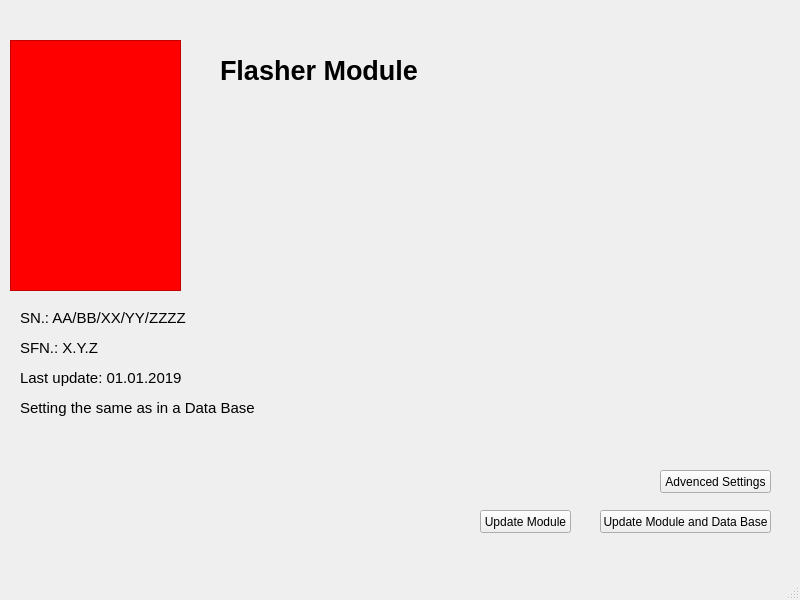
aleksander1084/RRC_Manager, file moduleflasherwindow.ui: the form before one commit.
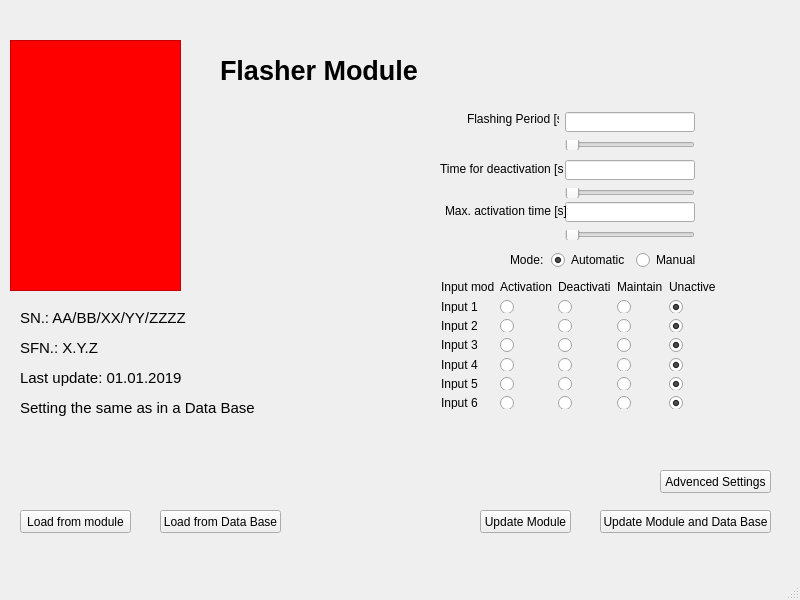
The form after the commit.

What changed in the file:
```diff
--- a/moduleflasherwindow.ui
+++ b/moduleflasherwindow.ui
@@ -167,6 +167,646 @@
      <string>Setting the same as in a Data Base</string>
     </property>
    </widget>
+   <widget class="QLineEdit" name="lineEdit_flashPeriod">
+    <property name="geometry">
+     <rect>
+      <x>565</x>
+      <y>112</y>
+      <width>130</width>
+      <height>20</height>
+     </rect>
+    </property>
+   </widget>
+   <widget class="QLabel" name="label_flashingPeriod">
+    <property name="geometry">
+     <rect>
+      <x>467</x>
+      <y>111</y>
+      <width>92</width>
+      <height>16</height>
+     </rect>
+    </property>
+    <property name="text">
+     <string>Flashing Period [s]:</string>
+    </property>
+   </widget>
+   <widget class="QSlider" name="horizontalSlider_flashingPeriod">
+    <property name="geometry">
+     <rect>
+      <x>565</x>
+      <y>140</y>
+      <width>130</width>
+      <height>10</height>
+     </rect>
+    </property>
+    <property name="orientation">
+     <enum>Qt::Horizontal</enum>
+    </property>
+   </widget>
+   <widget class="QSlider" name="horizontalSlider_timeDeactivation">
+    <property name="geometry">
+     <rect>
+      <x>565</x>
+      <y>188</y>
+      <width>130</width>
+      <height>10</height>
+     </rect>
+    </property>
+    <property name="maximum">
+     <number>120</number>
+    </property>
+    <property name="orientation">
+     <enum>Qt::Horizontal</enum>
+    </property>
+   </widget>
+   <widget class="QLabel" name="label_timeDeactivation">
+    <property name="geometry">
+     <rect>
+      <x>440</x>
+      <y>159</y>
+      <width>123</width>
+      <height>20</height>
+     </rect>
+    </property>
+    <property name="text">
+     <string>Time for deactivation [s]:</string>
+    </property>
+   </widget>
+   <widget class="QLineEdit" name="lineEdit_timeDeactivation">
+    <property name="geometry">
+     <rect>
+      <x>565</x>
+      <y>160</y>
+      <width>130</width>
+      <height>20</height>
+     </rect>
+    </property>
+   </widget>
+   <widget class="QLineEdit" name="lineEdit_maxTime">
+    <property name="geometry">
+     <rect>
+      <x>565</x>
+      <y>202</y>
+      <width>130</width>
+      <height>20</height>
+     </rect>
+    </property>
+   </widget>
+   <widget class="QLabel" name="label_maxTime">
+    <property name="geometry">
+     <rect>
+      <x>445</x>
+      <y>201</y>
+      <width>123</width>
+      <height>20</height>
+     </rect>
+    </property>
+    <property name="text">
+     <string>Max. activation time [s]:</string>
+    </property>
+   </widget>
+   <widget class="QSlider" name="horizontalSlider_maxTime">
+    <property name="geometry">
+     <rect>
+      <x>565</x>
+      <y>230</y>
+      <width>130</width>
+      <height>10</height>
+     </rect>
+    </property>
+    <property name="minimum">
+     <number>100</number>
+    </property>
+    <property name="maximum">
+     <number>3600</number>
+    </property>
+    <property name="orientation">
+     <enum>Qt::Horizontal</enum>
+    </property>
+   </widget>
+   <widget class="QPushButton" name="pushButton_loadModule">
+    <property name="geometry">
+     <rect>
+      <x>20</x>
+      <y>510</y>
+      <width>111</width>
+      <height>23</height>
+     </rect>
+    </property>
+    <property name="text">
+     <string>Load from module</string>
+    </property>
+   </widget>
+   <widget class="QPushButton" name="pushButton_loadDatabase">
+    <property name="geometry">
+     <rect>
+      <x>160</x>
+      <y>510</y>
+      <width>121</width>
+      <height>23</height>
+     </rect>
+    </property>
+    <property name="text">
+     <string>Load from Data Base</string>
+    </property>
+   </widget>
+   <widget class="QWidget" name="">
+    <property name="geometry">
+     <rect>
+      <x>510</x>
+      <y>250</y>
+      <width>191</width>
+      <height>20</height>
+     </rect>
+    </property>
+    <layout class="QHBoxLayout" name="horizontalLayout">
+     <item>
+      <widget class="QLabel" name="label_mode">
+       <property name="text">
+        <string>Mode:</string>
+       </property>
+      </widget>
+     </item>
+     <item>
+      <widget class="QRadioButton" name="radioButton_automatic">
+       <property name="text">
+        <string>Automatic</string>
+       </property>
+       <property name="checked">
+        <bool>true</bool>
+       </property>
+       <attribute name="buttonGroup">
+        <string notr="true">buttonGroup_mode</string>
+       </attribute>
+      </widget>
+     </item>
+     <item>
+      <widget class="QRadioButton" name="radioButton_manual">
+       <property name="text">
+        <string>Manual</string>
+       </property>
+       <attribute name="buttonGroup">
+        <string notr="true">buttonGroup_mode</string>
+       </attribute>
+      </widget>
+     </item>
+    </layout>
+   </widget>
+   <widget class="QWidget" name="">
+    <property name="geometry">
+     <rect>
+      <x>441</x>
+      <y>280</y>
+      <width>275</width>
+      <height>129</height>
+     </rect>
+    </property>
+    <layout class="QGridLayout" name="gridLayout">
+     <item row="0" column="0">
+      <widget class="QLabel" name="label_InputMode">
+       <property name="text">
+        <string>Input mode:</string>
+       </property>
+      </widget>
+     </item>
+     <item row="0" column="1">
+      <widget class="QLabel" name="label_activation">
+       <property name="text">
+        <string>Activation</string>
+       </property>
+      </widget>
+     </item>
+     <item row="0" column="2">
+      <widget class="QLabel" name="label_deactivation">
+       <property name="text">
+        <string>Deactivation</string>
+       </property>
+      </widget>
+     </item>
+     <item row="0" column="3">
+      <widget class="QLabel" name="label_maintain">
+       <property name="text">
+        <string>Maintain</string>
+       </property>
+      </widget>
+     </item>
+     <item row="0" column="4">
+      <widget class="QLabel" name="label_unactive">
+       <property name="text">
+        <string>Unactive</string>
+       </property>
+      </widget>
+     </item>
+     <item row="1" column="0">
+      <widget class="QLabel" name="label_i1">
+       <property name="text">
+        <string>Input 1</string>
+       </property>
+      </widget>
+     </item>
+     <item row="1" column="1">
+      <widget class="QRadioButton" name="radioButton_i1a">
+       <property name="enabled">
+        <bool>true</bool>
+       </property>
+       <property name="text">
+        <string/>
+       </property>
+       <property name="checkable">
+        <bool>true</bool>
+       </property>
+       <attribute name="buttonGroup">
+        <string notr="true">buttonGroup_i1</string>
+       </attribute>
+      </widget>
+     </item>
+     <item row="1" column="2">
+      <widget class="QRadioButton" name="radioButton_i1d">
+       <property name="enabled">
+        <bool>true</bool>
+       </property>
+       <property name="text">
+        <string/>
+       </property>
+       <property name="checkable">
+        <bool>true</bool>
+       </property>
+       <attribute name="buttonGroup">
+        <string notr="true">buttonGroup_i1</string>
+       </attribute>
+      </widget>
+     </item>
+     <item row="1" column="3">
+      <widget class="QRadioButton" name="radioButton_i1m">
+       <property name="enabled">
+        <bool>true</bool>
+       </property>
+       <property name="text">
+        <string/>
+       </property>
+       <property name="checkable">
+        <bool>true</bool>
+       </property>
+       <attribute name="buttonGroup">
+        <string notr="true">buttonGroup_i1</string>
+       </attribute>
+      </widget>
+     </item>
+     <item row="1" column="4">
+      <widget class="QRadioButton" name="radioButton_i1n">
+       <property name="text">
+        <string/>
+       </property>
+       <property name="checked">
+        <bool>true</bool>
+       </property>
+       <attribute name="buttonGroup">
+        <string notr="true">buttonGroup_i1</string>
+       </attribute>
+      </widget>
+     </item>
+     <item row="2" column="0">
+      <widget class="QLabel" name="label_i2">
+       <property name="text">
+        <string>Input 2</string>
+       </property>
+      </widget>
+     </item>
+     <item row="2" column="1">
+      <widget class="QRadioButton" name="radioButton_i2a">
+       <property name="enabled">
+        <bool>true</bool>
+       </property>
+       <property name="text">
+        <string/>
+       </property>
+       <property name="checkable">
+        <bool>true</bool>
+       </property>
+       <attribute name="buttonGroup">
+        <string notr="true">buttonGroup_i2</string>
+       </attribute>
+      </widget>
+     </item>
+     <item row="2" column="2">
+      <widget class="QRadioButton" name="radioButton_i2d">
+       <property name="enabled">
+        <bool>true</bool>
+       </property>
+       <property name="text">
+        <string/>
+       </property>
+       <property name="checkable">
+        <bool>true</bool>
+       </property>
+       <attribute name="buttonGroup">
+        <string notr="true">buttonGroup_i2</string>
+       </attribute>
+      </widget>
+     </item>
+     <item row="2" column="3">
+      <widget class="QRadioButton" name="radioButton_i2m">
+       <property name="enabled">
+        <bool>true</bool>
+       </property>
+       <property name="text">
+        <string/>
+       </property>
+       <property name="checkable">
+        <bool>true</bool>
+       </property>
+       <attribute name="buttonGroup">
+        <string notr="true">buttonGroup_i2</string>
+       </attribute>
+      </widget>
+     </item>
+     <item row="2" column="4">
+      <widget class="QRadioButton" name="radioButton_i2n">
+       <property name="text">
+        <string/>
+       </property>
+       <property name="checked">
+        <bool>true</bool>
+       </property>
+       <attribute name="buttonGroup">
+        <string notr="true">buttonGroup_i2</string>
+       </attribute>
+      </widget>
+     </item>
+     <item row="3" column="0">
+      <widget class="QLabel" name="label_i3">
+       <property name="text">
+        <string>Input 3</string>
+       </property>
+      </widget>
+     </item>
+     <item row="3" column="1">
+      <widget class="QRadioButton" name="radioButton_i3a">
+       <property name="enabled">
+        <bool>true</bool>
+       </property>
+       <property name="text">
+        <string/>
+       </property>
+       <property name="checkable">
+        <bool>true</bool>
+       </property>
+       <attribute name="buttonGroup">
+        <string notr="true">buttonGroup_i3</string>
+       </attribute>
+      </widget>
+     </item>
+     <item row="3" column="2">
+      <widget class="QRadioButton" name="radioButton_i3d">
+       <property name="enabled">
+        <bool>true</bool>
+       </property>
+       <property name="text">
+        <string/>
+       </property>
+       <property name="checkable">
+        <bool>true</bool>
+       </property>
+       <attribute name="buttonGroup">
+        <string notr="true">buttonGroup_i3</string>
+       </attribute>
+      </widget>
+     </item>
+     <item row="3" column="3">
+      <widget class="QRadioButton" name="radioButton_i3m">
+       <property name="enabled">
+        <bool>true</bool>
+       </property>
+       <property name="text">
+        <string/>
+       </property>
+       <property name="checkable">
+        <bool>true</bool>
+       </property>
+       <attribute name="buttonGroup">
+        <string notr="true">buttonGroup_i3</string>
+       </attribute>
+      </widget>
+     </item>
+     <item row="3" column="4">
+      <widget class="QRadioButton" name="radioButton_i3n">
+       <property name="text">
+        <string/>
+       </property>
+       <property name="checked">
+        <bool>true</bool>
+       </property>
+       <attribute name="buttonGroup">
+        <string notr="true">buttonGroup_i3</string>
+       </attribute>
+      </widget>
+     </item>
+     <item row="4" column="0">
+      <widget class="QLabel" name="label_i4">
+       <property name="text">
+        <string>Input 4</string>
+       </property>
+      </widget>
+     </item>
+     <item row="4" column="1">
+      <widget class="QRadioButton" name="radioButton_i4a">
+       <property name="enabled">
+        <bool>true</bool>
+       </property>
+       <property name="text">
+        <string/>
+       </property>
+       <property name="checkable">
+        <bool>true</bool>
+       </property>
+       <attribute name="buttonGroup">
+        <string notr="true">buttonGroup_i4</string>
+       </attribute>
+      </widget>
+     </item>
+     <item row="4" column="2">
+      <widget class="QRadioButton" name="radioButton_i4d">
+       <property name="enabled">
+        <bool>true</bool>
+       </property>
+       <property name="text">
+        <string/>
+       </property>
+       <property name="checkable">
+        <bool>true</bool>
+       </property>
+       <attribute name="buttonGroup">
+        <string notr="true">buttonGroup_i4</string>
+       </attribute>
+      </widget>
+     </item>
+     <item row="4" column="3">
+      <widget class="QRadioButton" name="radioButton_i4m">
+       <property name="enabled">
+        <bool>true</bool>
+       </property>
+       <property name="text">
+        <string/>
+       </property>
+       <property name="checkable">
+        <bool>true</bool>
+       </property>
+       <attribute name="buttonGroup">
+        <string notr="true">buttonGroup_i4</string>
+       </attribute>
+      </widget>
+     </item>
+     <item row="4" column="4">
+      <widget class="QRadioButton" name="radioButton_i4n">
+       <property name="text">
+        <string/>
+       </property>
+       <property name="checked">
+        <bool>true</bool>
+       </property>
+       <attribute name="buttonGroup">
+        <string notr="true">buttonGroup_i4</string>
+       </attribute>
+      </widget>
+     </item>
+     <item row="5" column="0">
+      <widget class="QLabel" name="label_i5">
+       <property name="text">
+        <string>Input 5</string>
+       </property>
+      </widget>
+     </item>
+     <item row="5" column="1">
+      <widget class="QRadioButton" name="radioButton_i5a">
+       <property name="enabled">
+        <bool>true</bool>
+       </property>
+       <property name="text">
+        <string/>
+       </property>
+       <property name="checkable">
+        <bool>true</bool>
+       </property>
+       <attribute name="buttonGroup">
+        <string notr="true">buttonGroup_i5</string>
+       </attribute>
+      </widget>
+     </item>
+     <item row="5" column="2">
+      <widget class="QRadioButton" name="radioButton_i5d">
+       <property name="enabled">
+        <bool>true</bool>
+       </property>
+       <property name="text">
+        <string/>
+       </property>
+       <property name="checkable">
+        <bool>true</bool>
+       </property>
+       <attribute name="buttonGroup">
+        <string notr="true">buttonGroup_i5</string>
+       </attribute>
+      </widget>
+     </item>
+     <item row="5" column="3">
+      <widget class="QRadioButton" name="radioButton_i5m">
+       <property name="enabled">
+        <bool>true</bool>
+       </property>
+       <property name="text">
+        <string/>
+       </property>
+       <property name="checkable">
+        <bool>true</bool>
+       </property>
+       <attribute name="buttonGroup">
+        <string notr="true">buttonGroup_i5</string>
+       </attribute>
+      </widget>
+     </item>
+     <item row="5" column="4">
+      <widget class="QRadioButton" name="radioButton_i5n">
+       <property name="text">
+        <string/>
+       </property>
+       <property name="checked">
+        <bool>true</bool>
+       </property>
+       <attribute name="buttonGroup">
+        <string notr="true">buttonGroup_i5</string>
+       </attribute>
+      </widget>
+     </item>
+     <item row="6" column="0">
+      <widget class="QLabel" name="label_i6">
+       <property name="text">
+        <string>Input 6</string>
+       </property>
+      </widget>
+     </item>
+     <item row="6" column="1">
+      <widget class="QRadioButton" name="radioButton_i6a">
+       <property name="enabled">
+        <bool>true</bool>
+       </property>
+       <property name="text">
+        <string/>
+       </property>
+       <property name="checkable">
+        <bool>true</bool>
+       </property>
+       <attribute name="buttonGroup">
+        <string notr="true">buttonGroup_i6</string>
+       </attribute>
+      </widget>
+     </item>
+     <item row="6" column="2">
+      <widget class="QRadioButton" name="radioButton_i6d">
+       <property name="enabled">
+        <bool>true</bool>
+       </property>
+       <property name="text">
+        <string/>
+       </property>
+       <property name="checkable">
+        <bool>true</bool>
+       </property>
+       <attribute name="buttonGroup">
+        <string notr="true">buttonGroup_i6</string>
+       </attribute>
+      </widget>
+     </item>
+     <item row="6" column="3">
+      <widget class="QRadioButton" name="radioButton_i6m">
+       <property name="enabled">
+        <bool>true</bool>
+       </property>
+       <property name="text">
+        <string/>
+       </property>
+       <property name="checkable">
+        <bool>true</bool>
+       </property>
+       <attribute name="buttonGroup">
+        <string notr="true">buttonGroup_i6</string>
+       </attribute>
+      </widget>
+     </item>
+     <item row="6" column="4">
+      <widget class="QRadioButton" name="radioButton_i6n">
+       <property name="text">
+        <string/>
+       </property>
+       <property name="checked">
+        <bool>true</bool>
+       </property>
+       <attribute name="buttonGroup">
+        <string notr="true">buttonGroup_i6</string>
+       </attribute>
+      </widget>
+     </item>
+    </layout>
+   </widget>
   </widget>
   <widget class="QMenuBar" name="menubar">
    <property name="geometry">
```
Left out of the diff: 25 changed lines with no effect on the pictures.
